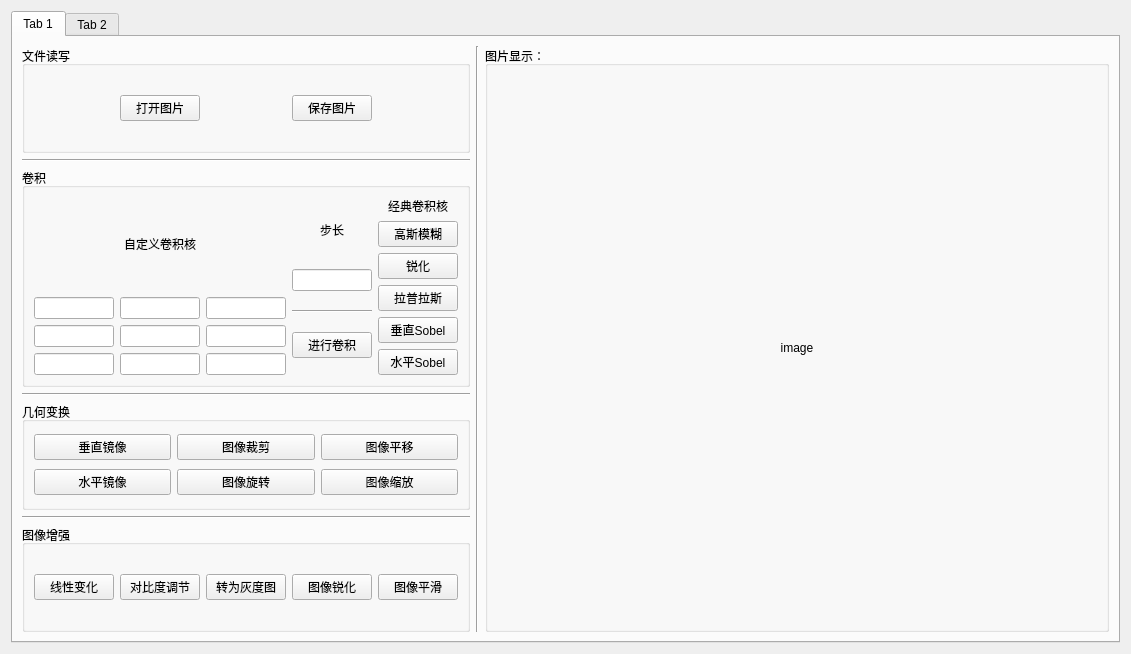
Before: the Qt Designer form main.ui in GongZikang/image_processing_demo, drawn with Qt 5.
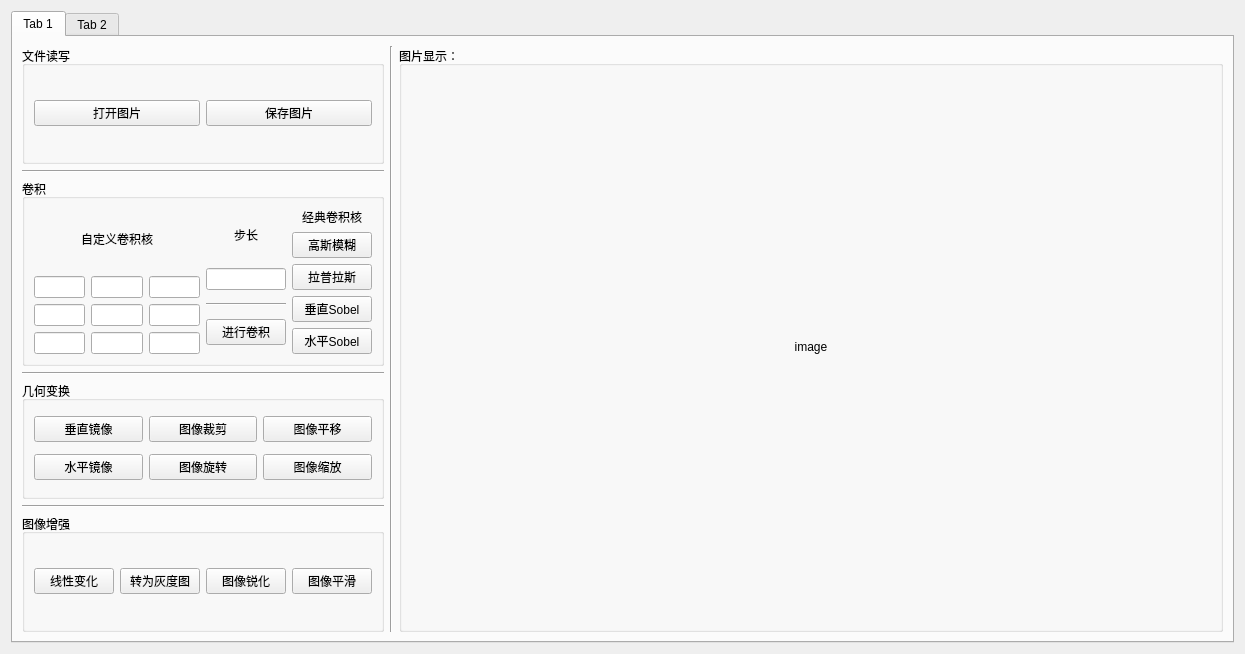
After: the same form once the commit is applied.

Commit message: 整合卷积以及sobel卷积核参数设置

```diff
--- a/main.ui
+++ b/main.ui
@@ -25,7 +25,7 @@
       </attribute>
       <layout class="QHBoxLayout" name="horizontalLayout_9">
        <item>
-        <layout class="QHBoxLayout" name="horizontalLayout_3" stretch="0,0,0">
+        <layout class="QHBoxLayout" name="horizontalLayout_3" stretch="5,1,8">
          <item>
           <layout class="QVBoxLayout" name="verticalLayout_5" stretch="0,0,0,0,0,0,0">
            <property name="rightMargin">
@@ -39,59 +39,32 @@
                 <string>文件读写</string>
                </property>
                <layout class="QHBoxLayout" name="horizontalLayout_11">
-                <item>
-                 <spacer name="horizontalSpacer_2">
-                  <property name="orientation">
-                   <enum>Qt::Horizontal</enum>
-                  </property>
-                  <property name="sizeHint" stdset="0">
-                   <size>
-                    <width>40</width>
-                    <height>20</height>
-                   </size>
-                  </property>
-                 </spacer>
-                </item>
                 <item>
                  <widget class="QPushButton" name="b_open_image">
+                  <property name="maximumSize">
+                   <size>
+                    <width>200</width>
+                    <height>16777215</height>
+                   </size>
+                  </property>
                   <property name="text">
                    <string>打开图片</string>
                   </property>
                  </widget>
                 </item>
-                <item>
-                 <spacer name="horizontalSpacer">
-                  <property name="orientation">
-                   <enum>Qt::Horizontal</enum>
-                  </property>
-                  <property name="sizeHint" stdset="0">
-                   <size>
-                    <width>40</width>
-                    <height>20</height>
-                   </size>
-                  </property>
-                 </spacer>
-                </item>
                 <item>
                  <widget class="QPushButton" name="b_save_image">
+                  <property name="maximumSize">
+                   <size>
+                    <width>200</width>
+                    <height>16777215</height>
+                   </size>
+                  </property>
                   <property name="text">
                    <string>保存图片</string>
                   </property>
                  </widget>
                 </item>
-                <item>
-                 <spacer name="horizontalSpacer_3">
-                  <property name="orientation">
-                   <enum>Qt::Horizontal</enum>
-                  </property>
-                  <property name="sizeHint" stdset="0">
-                   <size>
-                    <width>40</width>
-                    <height>20</height>
-                   </size>
-                  </property>
-                 </spacer>
-                </item>
                </layout>
               </widget>
              </item>
@@ -137,39 +110,102 @@
                       <item>
                        <layout class="QHBoxLayout" name="horizontalLayout_12">
                         <item>
-                         <widget class="QLineEdit" name="k1"/>
+                         <widget class="QLineEdit" name="k1">
+                          <property name="maximumSize">
+                           <size>
+                            <width>100</width>
+                            <height>16777215</height>
+                           </size>
+                          </property>
+                         </widget>
                         </item>
                         <item>
-                         <widget class="QLineEdit" name="k2"/>
+                         <widget class="QLineEdit" name="k2">
+                          <property name="maximumSize">
+                           <size>
+                            <width>100</width>
+                            <height>16777215</height>
+                           </size>
+                          </property>
+                         </widget>
                         </item>
                         <item>
-                         <widget class="QLineEdit" name="k3"/>
+                         <widget class="QLineEdit" name="k3">
+                          <property name="maximumSize">
+                           <size>
+                            <width>100</width>
+                            <height>16777215</height>
+                           </size>
+                          </property>
+                         </widget>
                         </item>
                        </layout>
                       </item>
                       <item>
                        <layout class="QHBoxLayout" name="horizontalLayout_13">
                         <item>
-                         <widget class="QLineEdit" name="k4"/>
+                         <widget class="QLineEdit" name="k4">
+                          <property name="maximumSize">
+                           <size>
+                            <width>100</width>
+                            <height>16777215</height>
+                           </size>
+                          </property>
+                         </widget>
                         </item>
                         <item>
-                         <widget class="QLineEdit" name="k5"/>
+                         <widget class="QLineEdit" name="k5">
+                          <property name="maximumSize">
+                           <size>
+                            <width>100</width>
+                            <height>16777215</height>
+                           </size>
+                          </property>
+                         </widget>
                         </item>
                         <item>
-                         <widget class="QLineEdit" name="k6"/>
+                         <widget class="QLineEdit" name="k6">
+                          <property name="maximumSize">
+                           <size>
+                            <width>100</width>
+                            <height>16777215</height>
+                           </size>
+                          </property>
+                         </widget>
                         </item>
                        </layout>
                       </item>
                       <item>
                        <layout class="QHBoxLayout" name="horizontalLayout_14">
                         <item>
-                         <widget class="QLineEdit" name="k7"/>
+                         <widget class="QLineEdit" name="k7">
+                          <property name="maximumSize">
+                           <size>
+                            <width>100</width>
+                            <height>16777215</height>
+                           </size>
+                          </property>
+                         </widget>
                         </item>
                         <item>
-                         <widget class="QLineEdit" name="k8"/>
+                         <widget class="QLineEdit" name="k8">
+                          <property name="maximumSize">
+                           <size>
+                            <width>100</width>
+                            <height>16777215</height>
+                           </size>
+                          </property>
+                         </widget>
                         </item>
                         <item>
-                         <widget class="QLineEdit" name="k9"/>
+                         <widget class="QLineEdit" name="k9">
+                          <property name="maximumSize">
+                           <size>
+                            <width>100</width>
+                            <height>16777215</height>
+                           </size>
+                          </property>
+                         </widget>
                         </item>
                        </layout>
                       </item>
@@ -209,6 +245,12 @@
                         <verstretch>2</verstretch>
                        </sizepolicy>
                       </property>
+                      <property name="maximumSize">
+                       <size>
+                        <width>100</width>
+                        <height>16777215</height>
+                       </size>
+                      </property>
                      </widget>
                     </item>
                     <item>
@@ -232,6 +274,12 @@
                         <verstretch>1</verstretch>
                        </sizepolicy>
                       </property>
+                      <property name="maximumSize">
+                       <size>
+                        <width>120</width>
+                        <height>16777215</height>
+                       </size>
+                      </property>
                       <property name="text">
                        <string>进行卷积</string>
                       </property>
@@ -259,34 +307,51 @@
                     </item>
                     <item>
                      <widget class="QPushButton" name="pushButton_11">
+                      <property name="maximumSize">
+                       <size>
+                        <width>150</width>
+                        <height>16777215</height>
+                       </size>
+                      </property>
                       <property name="text">
                        <string>高斯模糊</string>
                       </property>
                      </widget>
                     </item>
-                    <item>
-                     <widget class="QPushButton" name="pushButton_12">
-                      <property name="text">
-                       <string>锐化</string>
-                      </property>
-                     </widget>
-                    </item>
                     <item>
                      <widget class="QPushButton" name="pushButton_13">
+                      <property name="maximumSize">
+                       <size>
+                        <width>150</width>
+                        <height>16777215</height>
+                       </size>
+                      </property>
                       <property name="text">
                        <string>拉普拉斯</string>
                       </property>
                      </widget>
                     </item>
                     <item>
-                     <widget class="QPushButton" name="pushButton_14">
+                     <widget class="QPushButton" name="b_x_sobel">
+                      <property name="maximumSize">
+                       <size>
+                        <width>150</width>
+                        <height>16777215</height>
+                       </size>
+                      </property>
                       <property name="text">
                        <string>垂直Sobel</string>
                       </property>
                      </widget>
                     </item>
                     <item>
-                     <widget class="QPushButton" name="pushButton_15">
+                     <widget class="QPushButton" name="b_y_sobel">
+                      <property name="maximumSize">
+                       <size>
+                        <width>150</width>
+                        <height>16777215</height>
+                       </size>
+                      </property>
                       <property name="text">
                        <string>水平Sobel</string>
                       </property>
@@ -318,6 +383,12 @@
                <layout class="QVBoxLayout" name="verticalLayout_10">
                 <item>
                  <widget class="QPushButton" name="b_vertical_flip">
+                  <property name="maximumSize">
+                   <size>
+                    <width>150</width>
+                    <height>16777215</height>
+                   </size>
+                  </property>
                   <property name="text">
                    <string>垂直镜像</string>
                   </property>
@@ -325,6 +396,12 @@
                 </item>
                 <item>
                  <widget class="QPushButton" name="b_horizontal_flip">
+                  <property name="maximumSize">
+                   <size>
+                    <width>150</width>
+                    <height>16777215</height>
+                   </size>
+                  </property>
                   <property name="text">
                    <string>水平镜像</string>
                   </property>
@@ -336,6 +413,12 @@
                <layout class="QVBoxLayout" name="verticalLayout">
                 <item>
                  <widget class="QPushButton" name="b_crop_image">
+                  <property name="maximumSize">
+                   <size>
+                    <width>150</width>
+                    <height>16777215</height>
+                   </size>
+                  </property>
                   <property name="text">
                    <string>图像裁剪</string>
                   </property>
@@ -343,6 +426,12 @@
                 </item>
                 <item>
                  <widget class="QPushButton" name="b_rotate_image">
+                  <property name="maximumSize">
+                   <size>
+                    <width>150</width>
+                    <height>16777215</height>
+                   </size>
+                  </property>
                   <property name="text">
                    <string>图像旋转</string>
                   </property>
@@ -354,6 +443,12 @@
                <layout class="QVBoxLayout" name="verticalLayout_11">
                 <item>
                  <widget class="QPushButton" name="pushButton_10">
+                  <property name="maximumSize">
+                   <size>
+                    <width>150</width>
+                    <height>16777215</height>
+                   </size>
+                  </property>
                   <property name="text">
                    <string>图像平移</string>
                   </property>
@@ -361,6 +456,12 @@
                 </item>
                 <item>
                  <widget class="QPushButton" name="pushButton_9">
+                  <property name="maximumSize">
+                   <size>
+                    <width>150</width>
+                    <height>16777215</height>
+                   </size>
+                  </property>
                   <property name="text">
                    <string>图像缩放</string>
                   </property>
@@ -388,20 +489,25 @@
                <layout class="QHBoxLayout" name="horizontalLayout_15">
                 <item>
                  <widget class="QPushButton" name="b_linear_transform">
+                  <property name="maximumSize">
+                   <size>
+                    <width>150</width>
+                    <height>16777215</height>
+                   </size>
+                  </property>
                   <property name="text">
                    <string>线性变化</string>
                   </property>
                  </widget>
                 </item>
-                <item>
-                 <widget class="QPushButton" name="pushButton_4">
-                  <property name="text">
-                   <string>对比度调节</string>
-                  </property>
-                 </widget>
-                </item>
                 <item>
                  <widget class="QPushButton" name="b_convert_to_gray">
+                  <property name="maximumSize">
+                   <size>
+                    <width>150</width>
+                    <height>16777215</height>
+                   </size>
+                  </property>
                   <property name="text">
                    <string>转为灰度图</string>
                   </property>
@@ -409,6 +515,12 @@
                 </item>
                 <item>
                  <widget class="QPushButton" name="b_sharpen">
+                  <property name="maximumSize">
+                   <size>
+                    <width>150</width>
+                    <height>16777215</height>
+                   </size>
+                  </property>
                   <property name="text">
                    <string>图像锐化</string>
                   </property>
@@ -416,6 +528,12 @@
                 </item>
                 <item>
                  <widget class="QPushButton" name="b_gaussian_blur">
+                  <property name="maximumSize">
+                   <size>
+                    <width>150</width>
+                    <height>16777215</height>
+                   </size>
+                  </property>
                   <property name="text">
                    <string>图像平滑</string>
                   </property>
@@ -441,6 +559,12 @@
             <layout class="QVBoxLayout" name="verticalLayout_4">
              <item>
               <widget class="QGroupBox" name="groupBox">
+               <property name="sizePolicy">
+                <sizepolicy hsizetype="Maximum" vsizetype="Preferred">
+                 <horstretch>0</horstretch>
+                 <verstretch>0</verstretch>
+                </sizepolicy>
+               </property>
                <property name="title">
                 <string>图片显示：</string>
                </property>
@@ -448,14 +572,14 @@
                 <item>
                  <widget class="QLabel" name="image_label">
                   <property name="sizePolicy">
-                   <sizepolicy hsizetype="Preferred" vsizetype="Preferred">
+                   <sizepolicy hsizetype="Fixed" vsizetype="Fixed">
                     <horstretch>5</horstretch>
                     <verstretch>0</verstretch>
                    </sizepolicy>
                   </property>
                   <property name="minimumSize">
                    <size>
-                    <width>600</width>
+                    <width>800</width>
                     <height>400</height>
                    </size>
                   </property>
```
Left out of the diff: 2 changed lines with no effect on the pictures. The commit also changes 1 other file.
